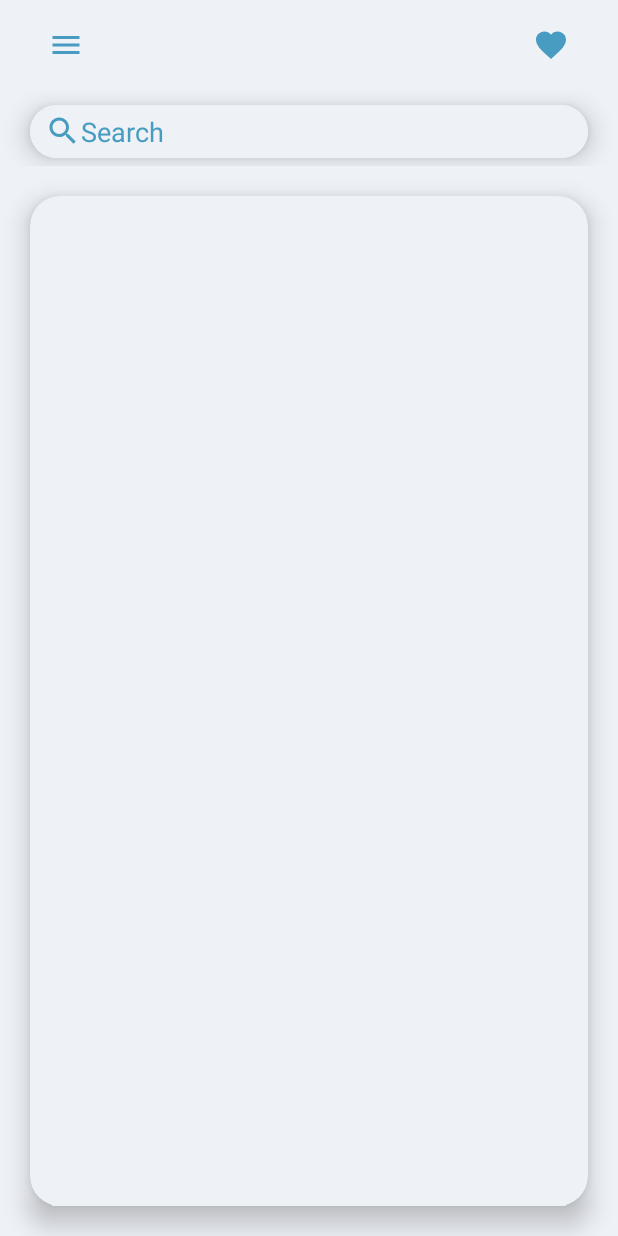
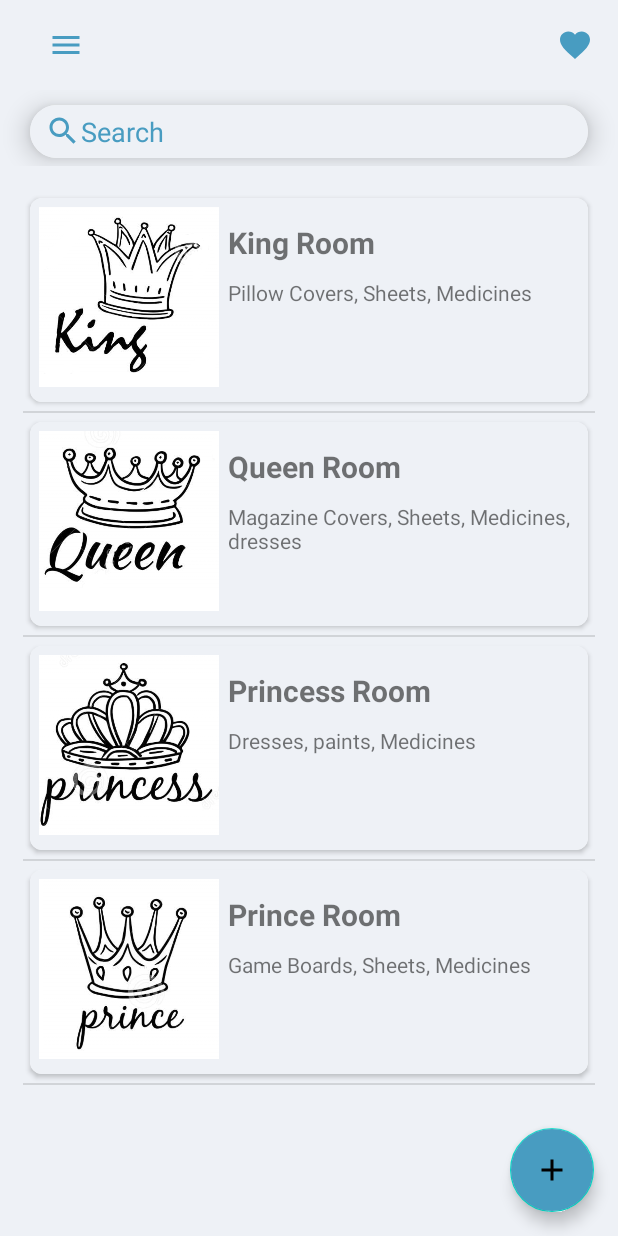
Before and after one commit to 18nanma/YourHome, an Android app: the screen it shows after launch (MainActivity), on a phone screen of 412 x 824 dp. Run offline under Robolectric (Android 15) with nearby library versions, the phone set to English and light mode, and no system bars; 1 statement that could not run was skipped.

Commit message:
list view with separate class for adapter and model added

```diff
--- a/app/build.gradle
+++ b/app/build.gradle
@@ -10,7 +10,7 @@ android {
         targetSdkVersion 29
         versionCode 1
         versionName "1.0"
-
+        vectorDrawables.useSupportLibrary = true
         testInstrumentationRunner "androidx.test.runner.AndroidJUnitRunner"
     }
 
--- a/app/src/main/AndroidManifest.xml
+++ b/app/src/main/AndroidManifest.xml
@@ -9,8 +9,8 @@
         android:roundIcon="@mipmap/ic_launcher_round"
         android:supportsRtl="true"
         android:theme="@style/AppTheme">
-        <activity android:name=".MainActivity"></activity>
-        <activity android:name=".SplashScreen">
+        <activity android:name=".app.MainActivity"></activity>
+        <activity android:name=".app.SplashScreen">
             <intent-filter>
                 <action android:name="android.intent.action.MAIN" />
 
--- a/app/src/main/java/com/example/yourhome/MainActivity.java
+++ /dev/null
@@ -1,14 +0,0 @@
-package com.example.yourhome;
-
-import androidx.appcompat.app.AppCompatActivity;
-
-import android.os.Bundle;
-
-public class MainActivity extends AppCompatActivity {
-
-    @Override
-    protected void onCreate(Bundle savedInstanceState) {
-        super.onCreate(savedInstanceState);
-        setContentView(R.layout.activity_main);
-    }
-}
--- /dev/null
+++ b/app/src/main/java/com/example/yourhome/adapter/RoomAdapter.java
@@ -0,0 +1,58 @@
+package com.example.yourhome.adapter;
+
+import android.content.Context;
+import android.view.View;
+import android.view.ViewGroup;
+import android.widget.BaseAdapter;
+import android.widget.ImageView;
+import android.widget.TextView;
+
+import com.example.yourhome.R;
+import com.example.yourhome.model.Model;
+
+import java.util.ArrayList;
+
+public class RoomAdapter extends BaseAdapter {
+
+    private Context context;
+    private ArrayList<Model> models;
+
+    public RoomAdapter(Context context, ArrayList<Model> models) {
+        this.context = context;
+        this.models = models;
+    }
+
+    @Override
+    public int getCount() {
+        return models.size();
+    }
+
+    @Override
+    public Object getItem(int i) {
+        return models.get(i);
+    }
+
+    @Override
+    public long getItemId(int i) {
+        return i;
+    }
+
+    @Override
+    public View getView(int i, View view, ViewGroup viewGroup) {
+
+        if(view == null){
+            view = View.inflate(context, R.layout.list_items, null);
+        }
+
+        ImageView images = view.findViewById(R.id.room_image_view);
+        TextView title = view.findViewById(R.id.room_name);
+        TextView des = view.findViewById(R.id.room_des);
+
+        Model model = models.get(i);
+        images.setImageResource(model.getRoomImage());
+        title.setText(model.getRoomTitle());
+        des.setText(model.getAboutRoom());
+
+        return view;
+    }
+}
--- /dev/null
+++ b/app/src/main/java/com/example/yourhome/app/MainActivity.java
@@ -0,0 +1,46 @@
+package com.example.yourhome.app;
+
+import androidx.appcompat.app.AppCompatActivity;
+
+import android.os.Bundle;
+import android.view.View;
+import android.widget.ListView;
+
+import com.example.yourhome.R;
+import com.example.yourhome.adapter.RoomAdapter;
+import com.example.yourhome.model.ListDetails;
+import com.example.yourhome.model.Model;
+import com.google.android.material.floatingactionbutton.FloatingActionButton;
+
+import java.util.ArrayList;
+
+public class MainActivity extends AppCompatActivity {
+
+    private ListView listView;
+    private ArrayList<Model> models;
+    private RoomAdapter roomAdapter;
+    private FloatingActionButton fab;
+
+    @Override
+    protected void onCreate(Bundle savedInstanceState) {
+        super.onCreate(savedInstanceState);
+        setContentView(R.layout.activity_main);
+
+        listView = findViewById(R.id.list_view);
+        models = ListDetails.getList();
+
+        roomAdapter = new RoomAdapter(MainActivity.this, models);
+        listView.setAdapter(roomAdapter);
+
+        fab.setOnClickListener(new View.OnClickListener() {
+            @Override
+            public void onClick(View view) {
+
+            }
+        });
+    }
+
+
+
+
+}
--- /dev/null
+++ b/app/src/main/java/com/example/yourhome/app/NewRoom.java
@@ -0,0 +1,4 @@
+package com.example.yourhome.app;
+
+public class NewRoom {
+}
--- a/app/src/main/java/com/example/yourhome/SplashScreen.java
+++ b/app/src/main/java/com/example/yourhome/app/SplashScreen.java
@@ -1,4 +1,4 @@
-package com.example.yourhome;
+package com.example.yourhome.app;
 
 import androidx.appcompat.app.AppCompatActivity;
 
@@ -9,6 +9,9 @@ import android.content.Intent;
 import android.view.animation.Animation;
 import android.view.animation.AnimationUtils;
 import android.widget.ImageView;
+
+import com.example.yourhome.R;
+import com.example.yourhome.app.MainActivity;
 
 public class SplashScreen extends AppCompatActivity {
 
--- /dev/null
+++ b/app/src/main/java/com/example/yourhome/model/ListDetails.java
@@ -0,0 +1,20 @@
+package com.example.yourhome.model;
+
+import com.example.yourhome.R;
+
+import java.util.ArrayList;
+
+public class ListDetails {
+
+    public static ArrayList<Model> getList(){
+
+        ArrayList<Model> roomList = new ArrayList<>();
+        roomList.add(new Model(R.drawable.king, "King Room", "Pillow Covers, Sheets, Medicines"));
+        roomList.add(new Model(R.drawable.queen, "Queen Room", "Magazine Covers, Sheets, Medicines, dresses"));
+        roomList.add(new Model(R.drawable.princess, "Princess Room", "Dresses, paints, Medicines"));
+        roomList.add(new Model(R.drawable.prince, "Prince Room", "Game Boards, Sheets, Medicines"));
+
+        return roomList;
+    }
+
+}
--- /dev/null
+++ b/app/src/main/java/com/example/yourhome/model/Model.java
@@ -0,0 +1,38 @@
+package com.example.yourhome.model;
+
+public class Model {
+
+    private int roomImage;
+    private String roomTitle;
+    private String aboutRoom;
+
+    public Model(int roomImage, String roomTitle, String aboutRoom) {
+        this.roomImage = roomImage;
+        this.roomTitle = roomTitle;
+        this.aboutRoom = aboutRoom;
+    }
+
+    public int getRoomImage() {
+        return roomImage;
+    }
+
+    public void setRoomImage(int roomImage) {
+        this.roomImage = roomImage;
+    }
+
+    public String getRoomTitle() {
+        return roomTitle;
+    }
+
+    public void setRoomTitle(String roomTitle) {
+        this.roomTitle = roomTitle;
+    }
+
+    public String getAboutRoom() {
+        return aboutRoom;
+    }
+
+    public void setAboutRoom(String aboutRoom) {
+        this.aboutRoom = aboutRoom;
+    }
+}
--- /dev/null
+++ b/app/src/main/res/drawable/ic_plus_24.xml
@@ -0,0 +1,10 @@
+<vector xmlns:android="http://schemas.android.com/apk/res/android"
+    android:width="24dp"
+    android:height="24dp"
+    android:viewportWidth="24"
+    android:viewportHeight="24"
+    android:tint="?attr/colorControlNormal">
+  <path
+      android:fillColor="@android:color/white"
+      android:pathData="M19,13h-6v6h-2v-6H5v-2h6V5h2v6h6v2z"/>
+</vector>
--- /dev/null
+++ b/app/src/main/res/drawable/rounded_images.xml
@@ -0,0 +1,6 @@
+<?xml version="1.0" encoding="utf-8"?>
+<shape xmlns:android="http://schemas.android.com/apk/res/android"
+        android:shape="rectangle">
+        <corners android:radius="30dp"/>
+
+</shape>
--- a/app/src/main/res/layout/activity_main.xml
+++ b/app/src/main/res/layout/activity_main.xml
@@ -1,23 +1,27 @@
 <?xml version="1.0" encoding="utf-8"?>
-<RelativeLayout xmlns:android="http://schemas.android.com/apk/res/android"
+<androidx.coordinatorlayout.widget.CoordinatorLayout xmlns:android="http://schemas.android.com/apk/res/android"
     xmlns:app="http://schemas.android.com/apk/res-auto"
     xmlns:tools="http://schemas.android.com/tools"
     android:layout_width="match_parent"
     android:layout_height="match_parent"
-    tools:context=".MainActivity"
+    tools:context=".app.MainActivity"
     android:background="@color/colorWhite"
     >
 
     <LinearLayout
+        android:id="@+id/linearLayout"
         android:layout_width="match_parent"
         android:layout_height="match_parent"
-        android:orientation="vertical">
+        android:orientation="vertical"
+        app:layout_anchor="@+id/linearLayout"
+        app:layout_anchorGravity="center">
 
         <androidx.appcompat.widget.Toolbar
             android:id="@+id/main_toolbar"
             android:layout_width="match_parent"
             android:layout_height="wrap_content"
             android:background="@color/transparent">
+
             <LinearLayout
                 android:layout_width="match_parent"
                 android:layout_height="wrap_content"
@@ -33,12 +37,13 @@
 
                 <Button
                     android:id="@+id/favorites"
-                    android:layout_marginLeft="263dp"
                     android:layout_width="60dp"
                     android:layout_height="60dp"
-                    android:layout_gravity="end"
                     android:layout_alignParentEnd="true"
                     android:layout_alignParentRight="true"
+                    android:layout_gravity="right"
+                    android:layout_marginStart="279dp"
+                    android:layout_marginLeft="279dp"
                     android:background="@color/transparent"
                     android:drawableLeft="@drawable/ic_baseline_favorite_24"
                     android:drawableTint="@color/colorBlue" />
@@ -53,81 +58,54 @@
             <com.google.android.material.card.MaterialCardView
                 android:layout_width="0dp"
                 android:layout_height="wrap_content"
+                android:layout_marginLeft="20dp"
+                android:layout_marginTop="10dp"
+                android:layout_marginRight="20dp"
+                android:layout_marginBottom="5dp"
                 android:layout_weight="1"
                 app:cardCornerRadius="20dp"
-                app:cardElevation="10dp"
-                android:layout_marginTop="10dp"
-                android:layout_marginLeft="20dp"
-                android:layout_marginRight="20dp"
-                android:layout_marginBottom="5dp"
-                >
+                app:cardElevation="10dp">
 
                 <EditText
                     android:id="@+id/search_bar"
                     android:layout_width="match_parent"
                     android:layout_height="match_parent"
                     android:background="@color/colorWhite"
-                    android:hint="@string/search_bar_hint"
-                    android:textColorHint="@color/colorBlue"
-                    android:textColor="@color/colorBlue"
                     android:drawableLeft="@drawable/ic_baseline_search_24"
                     android:drawableTint="@color/colorBlue"
+                    android:hint="@string/search_bar_hint"
                     android:paddingLeft="10dp"
                     android:paddingTop="5dp"
                     android:paddingBottom="5dp"
-                    />
+                    android:textColor="@color/colorBlue"
+                    android:textColorHint="@color/colorBlue" />
             </com.google.android.material.card.MaterialCardView>
         </LinearLayout>
+        <LinearLayout
+            android:layout_width="match_parent"
+            android:layout_height="match_parent"
+            android:layout_margin="15dp"
+            android:layout_weight="1"
+            android:orientation="vertical">
 
-        <androidx.cardview.widget.CardView
-            android:layout_width="match_parent"
-            android:layout_height="0dp"
-            android:layout_weight="1"
-            app:cardCornerRadius="20dp"
-            app:cardElevation="10dp"
-            android:layout_margin="20dp"
-            android:background="@color/colorWhite"
-            app:cardBackgroundColor="@color/colorWhite"
-            >
-            <ScrollView
-                android:layout_width="match_parent"
-                android:layout_height="match_parent">
-                <LinearLayout
-                    android:layout_width="match_parent"
-                    android:layout_height="match_parent"
-                    android:orientation="vertical">
-                        <androidx.cardview.widget.CardView
-                            android:layout_width="0dp"
-                            android:layout_height="150dp"
+                        <ListView
+                            android:id="@+id/list_view"
+                            android:layout_width="match_parent"
+                            android:layout_height="match_parent"
                             android:layout_weight="1"
-                            app:cardCornerRadius="20dp"
-                            app:cardElevation="10dp"
-                            android:layout_marginLeft="20dp"
-                            android:layout_marginRight="10dp"
-                            android:layout_marginTop="20dp"
-                            app:cardBackgroundColor="@color/colorWhite">
-                            <LinearLayout
-                                android:layout_width="match_parent"
-                                android:layout_height="match_parent"
-                                android:orientation="vertical">
-                                <ImageView
-                                    android:id="@+id/room_img"
-                                    android:layout_width="match_parent"
-                                    android:layout_height="100dp"
-                                    />
-                                <TextView
-                                    android:layout_width="match_parent"
-                                    android:layout_height="wrap_content"
-                                    android:text="@string/room"
-                                    android:layout_marginLeft="10dp"
-                                    android:layout_marginRight="10dp"
-                                    android:layout_marginTop="5dp"
-                                    android:textStyle="bold"
-                                    />
-                            </LinearLayout>
-                        </androidx.cardview.widget.CardView>
-                </LinearLayout>
-            </ScrollView>
-        </androidx.cardview.widget.CardView>
+                            android:drawSelectorOnTop="true"
+                            />
+
+        </LinearLayout>
     </LinearLayout>
-</RelativeLayout>
+
+    <com.google.android.material.floatingactionbutton.FloatingActionButton
+        android:id="@+id/floating_action_button"
+        android:layout_width="wrap_content"
+        android:layout_height="wrap_content"
+        android:layout_gravity="bottom|right"
+        android:layout_margin="16dp"
+        android:backgroundTint="@color/colorBlue"
+        android:contentDescription="@string/fab_content_desc"
+        app:srcCompat="@drawable/ic_plus_24"/>
+</androidx.coordinatorlayout.widget.CoordinatorLayout>
--- /dev/null
+++ b/app/src/main/res/layout/list_items.xml
@@ -0,0 +1,55 @@
+<?xml version="1.0" encoding="utf-8"?>
+<androidx.cardview.widget.CardView xmlns:android="http://schemas.android.com/apk/res/android"
+    xmlns:app="http://schemas.android.com/apk/res-auto"
+    android:layout_width="match_parent"
+    android:layout_height="wrap_content"
+    android:id="@+id/card_view"
+    app:cardUseCompatPadding="true"
+    app:cardCornerRadius="8dp"
+    android:layout_marginBottom="16dp">
+
+        <RelativeLayout
+            android:layout_width="match_parent"
+            android:layout_height="wrap_content"
+            android:background="@color/colorWhite"
+            android:paddingBottom="4dp">
+
+            <ImageView
+                android:id="@+id/room_image_view"
+                android:layout_width="120dp"
+                android:layout_height="120dp"
+                android:layout_margin="6dp"
+                android:src="@drawable/king"
+                android:scaleType="centerCrop"
+                android:background="@drawable/rounded_images"
+                />
+
+            <TextView
+                android:id="@+id/room_name"
+                android:layout_width="match_parent"
+                android:layout_height="wrap_content"
+                android:layout_marginTop="10dp"
+                android:textStyle="bold"
+                android:textSize="20dp"
+                android:layout_alignTop="@id/room_image_view"
+                android:layout_alignParentLeft="true"
+                android:layout_alignParentEnd="true"
+                android:layout_alignParentRight="true"
+                android:layout_toRightOf="@id/room_image_view"
+                android:layout_toEndOf="@id/room_image_view" />
+
+            <TextView
+                android:id="@+id/room_des"
+                android:layout_width="match_parent"
+                android:layout_height="wrap_content"
+                android:layout_marginTop="10dp"
+                android:layout_alignParentEnd="true"
+                android:layout_alignParentRight="true"
+                android:layout_below="@id/room_name"
+                android:layout_toRightOf="@id/room_image_view"
+                android:layout_toEndOf="@id/room_image_view"
+                 />
+
+        </RelativeLayout>
+
+</androidx.cardview.widget.CardView>
--- /dev/null
+++ b/app/src/main/res/layout/new_room.xml
@@ -0,0 +1,6 @@
+<?xml version="1.0" encoding="utf-8"?>
+<LinearLayout xmlns:android="http://schemas.android.com/apk/res/android"
+    android:orientation="vertical" android:layout_width="match_parent"
+    android:layout_height="match_parent">
+
+</LinearLayout>
--- a/app/src/main/res/layout/splash_screen.xml
+++ b/app/src/main/res/layout/splash_screen.xml
@@ -4,7 +4,7 @@
     xmlns:tools="http://schemas.android.com/tools"
     android:layout_width="match_parent"
     android:layout_height="match_parent"
-    tools:context=".SplashScreen"
+    tools:context=".app.SplashScreen"
     android:background="@color/colorGrey">
 
     <ImageView
--- a/app/src/main/res/values/strings.xml
+++ b/app/src/main/res/values/strings.xml
@@ -2,4 +2,5 @@
     <string name="app_name">Your Home</string>
     <string name="search_bar_hint">Search</string>
     <string name="room">Room</string>
+    <string name="fab_content_desc">Add Room</string>
 </resources>
```
Also changed, not shown: app/src/main/res/drawable/king.png (added), app/src/main/res/drawable/prince.png (added), app/src/main/res/drawable/princess.png (added), app/src/main/res/drawable/queen.png (added).
